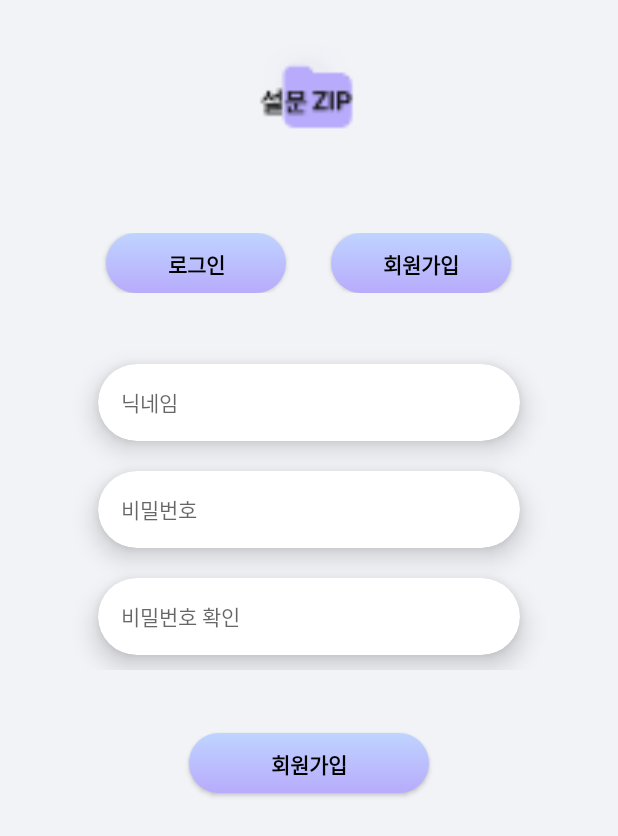
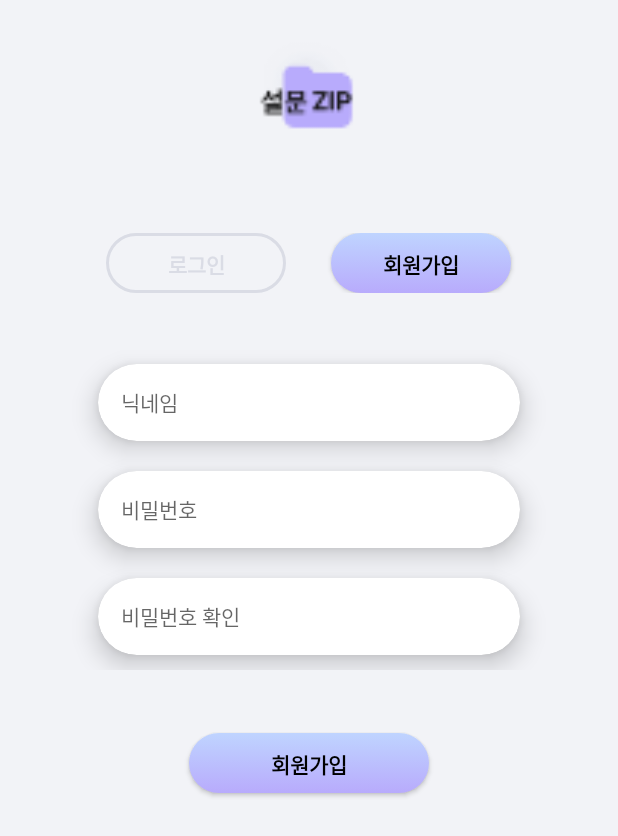
Before and after one commit to umc-moamoa/umc, an Android app: the JoinActivity screen opened directly, with no data from a screen before it, on a phone screen of 412 x 824 dp. Shown: the top 836 px of the screen. Run offline under Robolectric (Android 15) with nearby library versions, the phone set to English and light mode, and no system bars.

Commit message:
로그인 <-> 회원가입

```diff
--- a/app/src/main/java/com/example/umc_hackathon/JoinActivity.kt
+++ b/app/src/main/java/com/example/umc_hackathon/JoinActivity.kt
@@ -1,11 +1,21 @@
 package com.example.umc_hackathon
 
+import android.content.Intent
 import androidx.appcompat.app.AppCompatActivity
 import android.os.Bundle
+import com.example.umc_hackathon.databinding.ActivityJoinBinding
+import com.example.umc_hackathon.databinding.ActivityLoginBinding
 
 class JoinActivity : AppCompatActivity() {
     override fun onCreate(savedInstanceState: Bundle?) {
         super.onCreate(savedInstanceState)
-        setContentView(R.layout.activity_join)
+        val binding = ActivityJoinBinding.inflate(layoutInflater)
+        setContentView(binding.root)
+
+        binding.joinPageLoginBtn.setOnClickListener {
+            val intent = Intent(this, LoginActivity::class.java)
+            startActivity(intent)
+            finish()
+        }
     }
 }
--- a/app/src/main/res/layout/activity_join.xml
+++ b/app/src/main/res/layout/activity_join.xml
@@ -35,20 +35,20 @@
         android:gravity="center">
 
         <Button
-            android:id="@+id/btn_login"
+            android:id="@+id/join_page_login_btn"
             android:layout_width="120dp"
             android:layout_height="40dp"
             android:layout_marginEnd="10dp"
-            android:background="@drawable/btn_style"
+            android:background="@drawable/btn_off_style"
             android:text="로그인"
             android:fontFamily="@font/roboto_bold"
-            android:textColor="@color/black"
+            android:textColor="#dadce5"
             android:textSize="14sp"
             android:textStyle="bold"
             tools:ignore="TouchTargetSizeCheck" />
 
         <Button
-            android:id="@+id/join_login"
+            android:id="@+id/join_page_join_btn"
             android:layout_width="120dp"
             android:layout_height="40dp"
             android:layout_marginStart="20dp"
```
